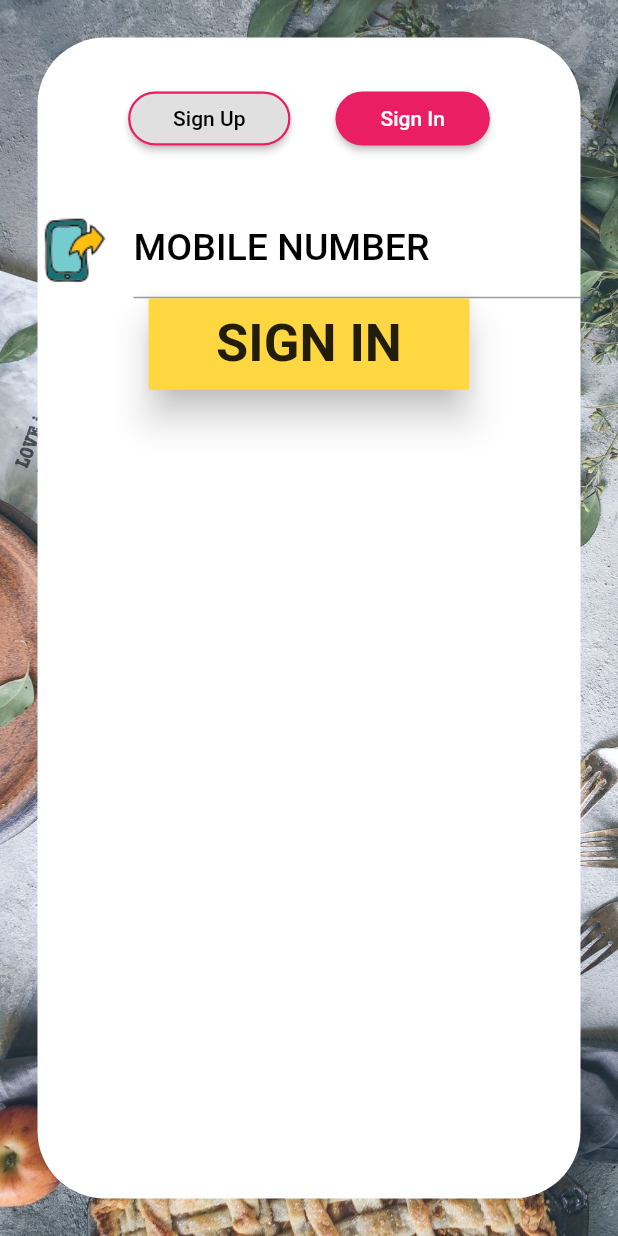
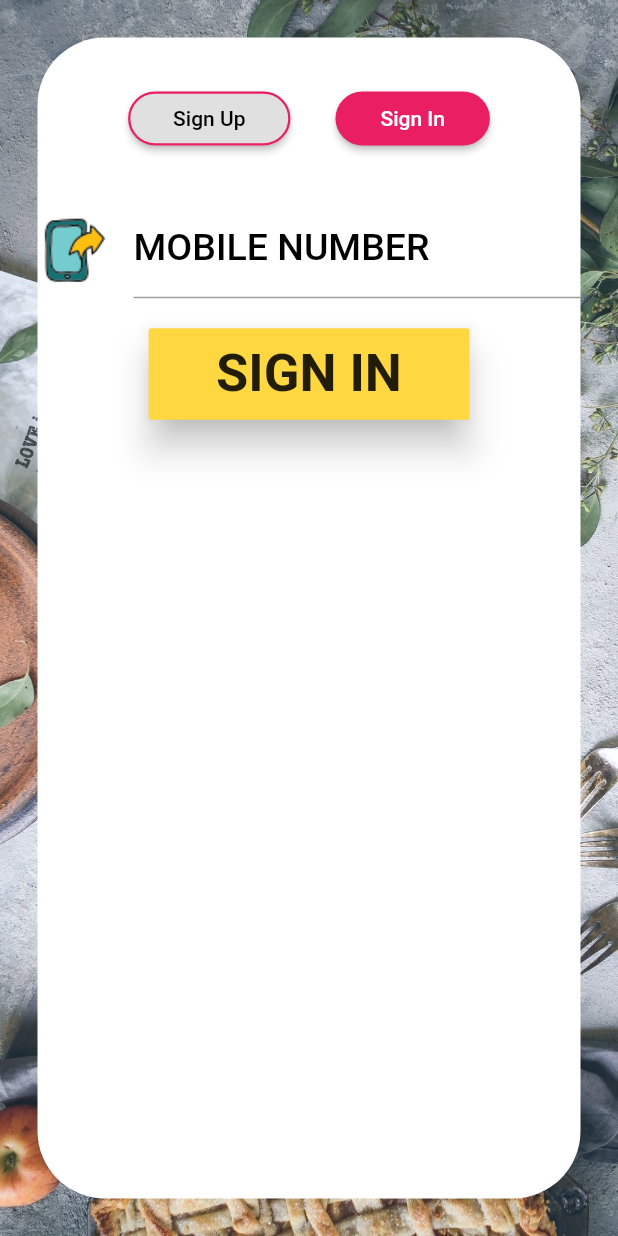
Before and after one commit to kavin-du/waiterbot_app, a Flutter app: the screen it shows after launch, after a tap on "Sign In", on a phone screen of 412 x 824 dp. Run offline on Flutter 3.47's test engine with Material 2 defaults, Android fonts, the phone set to English and light mode, and no system bars.

Commit message:
basic auth, signup signin navigation done

```diff
--- a/lib/screens/signin.dart
+++ b/lib/screens/signin.dart
@@ -16,10 +16,6 @@ class _SignInState extends State<SignIn> with ValidatorMixin {
   @override
   Widget build(BuildContext context) {
     return Scaffold(
-      // appBar: AppBar(
-      //   title: Text('Delete this bar'),
-      //   backgroundColor: Colors.amber,
-      // ),
       resizeToAvoidBottomInset:
           false, // prevent shrinking image when keyboard opens
       body: Builder(builder: (context) {
@@ -57,7 +53,14 @@ class _SignInState extends State<SignIn> with ValidatorMixin {
               child: Form(
                 key: formKey,
                 child: Column(
-                  children: [buttonBar(context), mobileNumber(), button()],
+                  children: [
+                    buttonBar(context),
+                    mobileNumber(),
+                    Padding(
+                      padding: const EdgeInsets.only(bottom: 20),
+                    ),
+                    button()
+                  ],
                 ),
               ),
             ),
--- a/lib/screens/signup.dart
+++ b/lib/screens/signup.dart
@@ -24,8 +24,7 @@ class _SignUpState extends State<SignUp> with ValidatorMixin {
         //   title: Text('Delete this bar'),
         //   backgroundColor: Colors.amber,
         // ),
-        resizeToAvoidBottomInset:
-            false, // prevent shrinking image when keyboard opens
+        resizeToAvoidBottomInset: false, // prevent shrinking image when keyboard opens
         body: Builder(builder: (context) {
           return Stack(
             children: [
@@ -68,7 +67,7 @@ class _SignUpState extends State<SignUp> with ValidatorMixin {
                       email(),
                       mobileNumber(),
                       checkbox(this),
-                      Licence(),
+                      // Licence(),
                       button()
                     ],
                   ),
@@ -112,9 +111,8 @@ class _SignUpState extends State<SignUp> with ValidatorMixin {
         ),
         RaisedButton(
           shape: RoundedRectangleBorder(
-            borderRadius: BorderRadius.circular(20),
-            side: BorderSide(color: Colors.pink, width: 1.5)
-          ),
+              borderRadius: BorderRadius.circular(20),
+              side: BorderSide(color: Colors.pink, width: 1.5)),
           onPressed: () {
             Navigator.push(
                 context, MaterialPageRoute(builder: (context) => SignIn()));
@@ -159,17 +157,20 @@ class _SignUpState extends State<SignUp> with ValidatorMixin {
     );
   }
 
-  Widget checkbox(_SignUpState parent){
-    return CheckboxListTile(
-      controlAffinity: ListTileControlAffinity.leading,
-      title: Text('Agree to terms and conditions'),
-      value: parent.checkBoxValue,
-      onChanged: (bool value) {
-        parent.setState((){
-          parent.checkBoxValue = value;
-        });
-        print(parent.checkBoxValue);
-      }
+  Widget checkbox(_SignUpState parent) {
+    return Row(
+      mainAxisAlignment: MainAxisAlignment.center,
+      children: [
+        Checkbox(
+            value: parent.checkBoxValue,
+            onChanged: (bool value) {
+              parent.setState(() {
+                parent.checkBoxValue = value;
+              });
+              // print(parent.checkBoxValue);
+            }),
+        Licence(),
+      ],
     );
   }
 
@@ -182,7 +183,8 @@ class _SignUpState extends State<SignUp> with ValidatorMixin {
         style: TextStyle(fontSize: 35, fontWeight: FontWeight.bold),
       ),
       onPressed: () {
-        if (formKey.currentState.validate()) {
+        if (formKey.currentState.validate() && this.checkBoxValue) {
+          print("user validated");
           formKey.currentState
               .save(); // this will call all onSaved() functions in form
         }
```
Also changed, not shown: lib/screens/licence_agreement.dart (+7 -24 lines).
